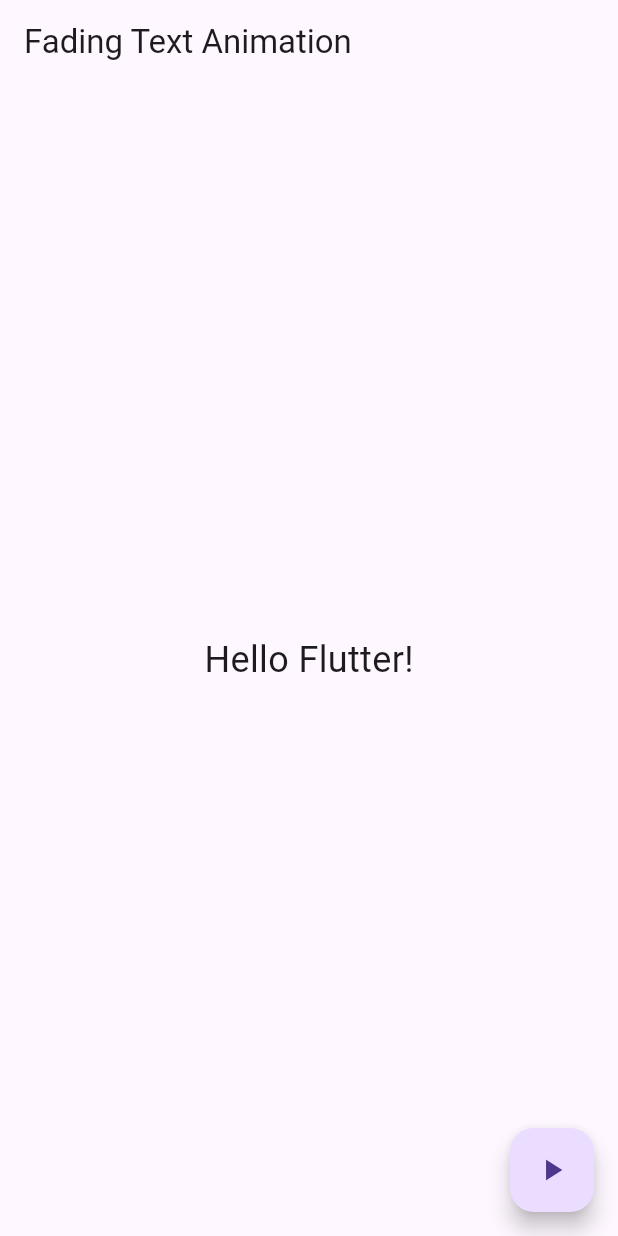
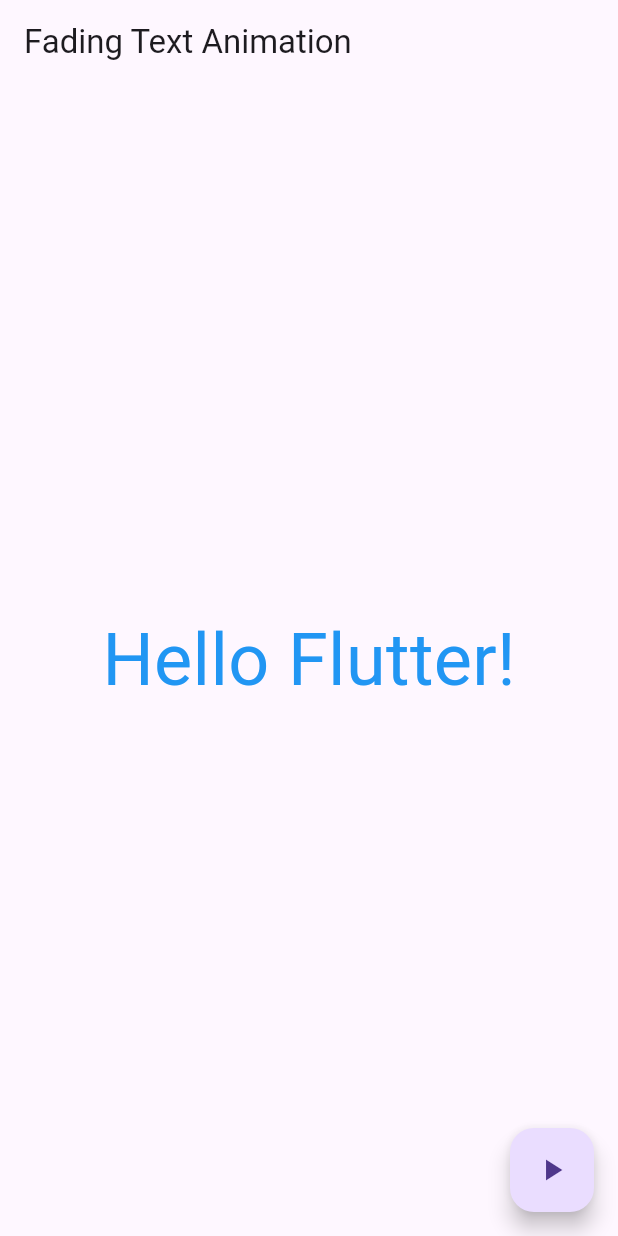
Before and after one commit to JackyZheng070102/class_activity_7v2, a Flutter app: the screen it shows after launch, on a phone screen of 412 x 824 dp. Run offline on Flutter 3.47's test engine with Material 3 defaults, Android fonts, the light colour scheme and no system bars.

Commit message:
Updated text size and added color fading to text animation

```diff
--- a/lib/main.dart
+++ b/lib/main.dart
@@ -34,13 +34,25 @@
         title: Text('Fading Text Animation'),
       ),
       body: Center(
-        child: AnimatedOpacity(
-          opacity: _isVisible ? 1.0 : 0.0,
+        child: TweenAnimationBuilder<Color?>(
+          tween: ColorTween(
+            begin: Colors.blue, // Start with blue color
+            end: _isVisible ? Colors.blue : Colors.red, // Fades to red
+          ),
           duration: Duration(seconds: 1),
-          child: Text(
-            'Hello Flutter!',
-            style: TextStyle(fontSize: 24),
-          ),
+          builder: (context, color, child) {
+            return AnimatedOpacity(
+              opacity: _isVisible ? 1.0 : 0.0,
+              duration: Duration(seconds: 1),
+              child: Text(
+                'Hello Flutter!',
+                style: TextStyle(
+                  fontSize: 48, // Increased text size
+                  color: color, // Animating color change
+                ),
+              ),
+            );
+          },
         ),
       ),
       floatingActionButton: FloatingActionButton(
```
